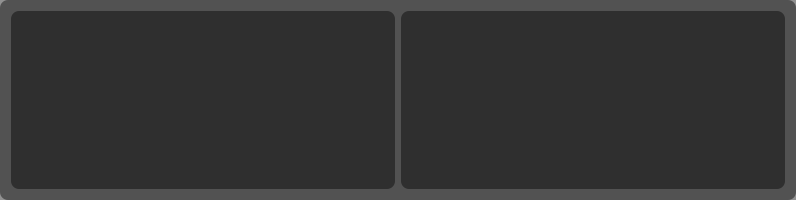
Above: gamestatstable.ui from nothanley/ModManager before the change. Below: the same form after it.
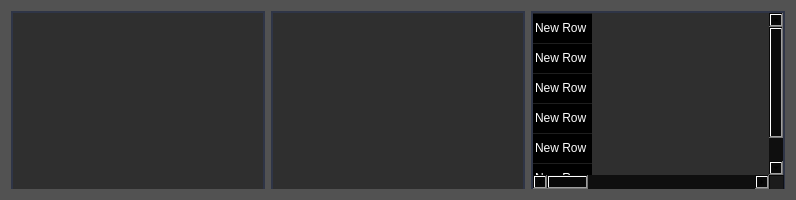
That is the form after the change.

The edit to the form file:
```diff
--- a/gamestatstable.ui
+++ b/gamestatstable.ui
@@ -22,7 +22,7 @@
   <property name="styleSheet">
    <string notr="true">QWidget{
 	border: 3px  rgba(0,0,0,110);
-	border-radius: 8px;
+	border-radius:0px;
 	background-color: rgba(0, 0, 0,110);
 }
 
@@ -37,6 +37,9 @@
 	stop:0 rgba(20, 20, 20, 120), 
 	stop:1 rgba(0, 0, 0, 0)
 	);
+	border: 2px solid rgba(50, 105, 255, 30),;
+	border-bottom: 0px;
+	border-radius: 0px;
 	color: white;
 }
 
@@ -50,9 +53,14 @@
 	color: white;
 }</string>
   </property>
-  <layout class="QGridLayout" name="gridLayout">
-   <item row="0" column="0">
+  <layout class="QHBoxLayout" name="horizontalLayout">
+   <item>
     <widget class="QTableWidget" name="leftTable">
+     <property name="font">
+      <font>
+       <pointsize>8</pointsize>
+      </font>
+     </property>
      <property name="frameShape">
       <enum>QFrame::NoFrame</enum>
      </property>
@@ -65,6 +73,15 @@
      <property name="selectionBehavior">
       <enum>QAbstractItemView::SelectItems</enum>
      </property>
+     <property name="showGrid">
+      <bool>false</bool>
+     </property>
+     <property name="gridStyle">
+      <enum>Qt::NoPen</enum>
+     </property>
+     <property name="cornerButtonEnabled">
+      <bool>false</bool>
+     </property>
      <attribute name="horizontalHeaderVisible">
       <bool>false</bool>
      </attribute>
@@ -76,8 +93,15 @@
      </attribute>
     </widget>
    </item>
-   <item row="0" column="1">
+   <item>
     <widget class="QTableWidget" name="rightTable">
+     <property name="font">
+      <font>
+       <pointsize>8</pointsize>
+       <weight>50</weight>
+       <bold>false</bold>
+      </font>
+     </property>
      <property name="frameShape">
       <enum>QFrame::NoFrame</enum>
      </property>
@@ -87,9 +111,24 @@
      <property name="editTriggers">
       <set>QAbstractItemView::NoEditTriggers</set>
      </property>
+     <property name="alternatingRowColors">
+      <bool>false</bool>
+     </property>
      <property name="selectionBehavior">
       <enum>QAbstractItemView::SelectItems</enum>
      </property>
+     <property name="showGrid">
+      <bool>false</bool>
+     </property>
+     <property name="gridStyle">
+      <enum>Qt::NoPen</enum>
+     </property>
+     <property name="cornerButtonEnabled">
+      <bool>false</bool>
+     </property>
+     <property name="rowCount">
+      <number>0</number>
+     </property>
      <attribute name="horizontalHeaderVisible">
       <bool>false</bool>
      </attribute>
@@ -99,6 +138,110 @@
      <attribute name="verticalHeaderStretchLastSection">
       <bool>false</bool>
      </attribute>
+     <column>
+      <property name="text">
+       <string>New Column</string>
+      </property>
+     </column>
+     <column>
+      <property name="text">
+       <string>New Column</string>
+      </property>
+     </column>
+    </widget>
+   </item>
+   <item>
+    <widget class="QTableWidget" name="rightTableNEw">
+     <property name="font">
+      <font>
+       <pointsize>8</pointsize>
+      </font>
+     </property>
+     <property name="frameShape">
+      <enum>QFrame::NoFrame</enum>
+     </property>
+     <property name="frameShadow">
+      <enum>QFrame::Plain</enum>
+     </property>
+     <property name="editTriggers">
+      <set>QAbstractItemView::NoEditTriggers</set>
+     </property>
+     <property name="selectionBehavior">
+      <enum>QAbstractItemView::SelectItems</enum>
+     </property>
+     <property name="showGrid">
+      <bool>false</bool>
+     </property>
+     <property name="gridStyle">
+      <enum>Qt::NoPen</enum>
+     </property>
+     <property name="cornerButtonEnabled">
+      <bool>false</bool>
+     </property>
+     <attribute name="horizontalHeaderVisible">
+      <bool>false</bool>
+     </attribute>
+     <attribute name="horizontalHeaderStretchLastSection">
+      <bool>true</bool>
+     </attribute>
+     <attribute name="verticalHeaderStretchLastSection">
+      <bool>false</bool>
+     </attribute>
+     <row>
+      <property name="text">
+       <string>New Row</string>
+      </property>
+     </row>
+     <row>
+      <property name="text">
+       <string>New Row</string>
+      </property>
+     </row>
+     <row>
+      <property name="text">
+       <string>New Row</string>
+      </property>
+     </row>
+     <row>
+      <property name="text">
+       <string>New Row</string>
+      </property>
+     </row>
+     <row>
+      <property name="text">
+       <string>New Row</string>
+      </property>
+     </row>
+     <row>
+      <property name="text">
+       <string>New Row</string>
+      </property>
+     </row>
+     <column>
+      <property name="text">
+       <string>New Column</string>
+      </property>
+     </column>
+     <column>
+      <property name="text">
+       <string>New Column</string>
+      </property>
+     </column>
+     <column>
+      <property name="text">
+       <string>New Column</string>
+      </property>
+     </column>
+     <column>
+      <property name="text">
+       <string>New Column</string>
+      </property>
+     </column>
+     <column>
+      <property name="text">
+       <string>New Column</string>
+      </property>
+     </column>
     </widget>
    </item>
   </layout>
```
Left out of the diff: 3 changed lines with no effect on the pictures.
